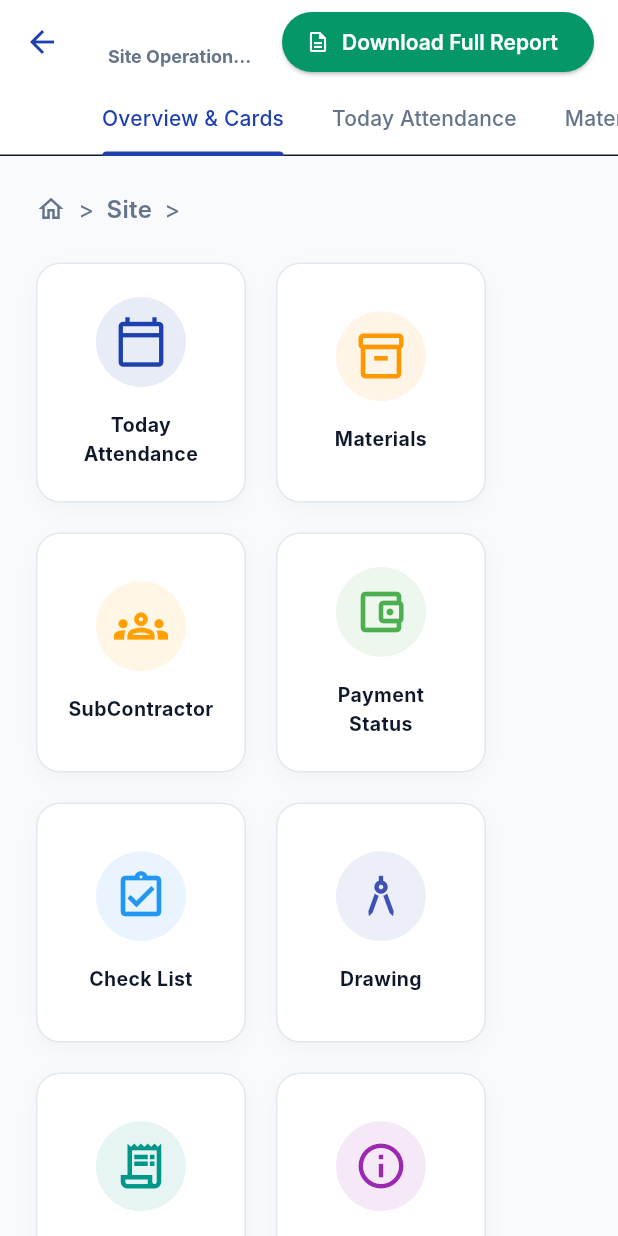
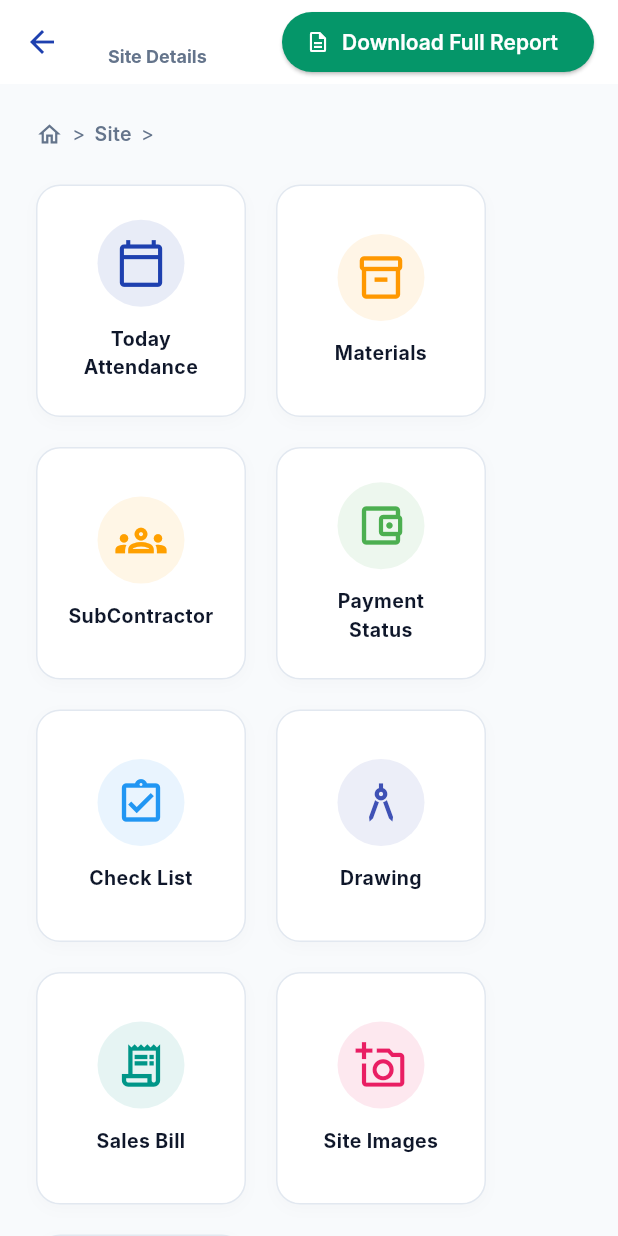
Before and after one commit to najibcode/ibuild, a Flutter app: the ProjectOperationsScreen screen opened directly with empty values, on a phone screen of 412 x 824 dp. Run offline on Flutter 3.47's test engine with Material 3 defaults, Android fonts, the phone set to English and light mode, and no system bars; our stand-ins replace cached_network_image, fl_chart, flutter_dotenv, flutter_riverpod, go_router, image_picker and 2 more; accounts and stored records are empty; Roboto replaces fonts that are missing (Inter).

Commit message:
refactor: replace TabBar navigation with state-based grid selection in ProjectOperationsScreen and integrate DailyProgressScreen

```diff
--- a/lib/features/projects/presentation/screens/project_detail_screen.dart
+++ b/lib/features/projects/presentation/screens/project_detail_screen.dart
@@ -32,7 +32,10 @@ class ProjectDetailScreen extends ConsumerWidget {
             body: const Center(child: Text('Project not found')),
           );
         }
-        return _ProjectDetailBody(project: project);
+        return ProjectOperationsScreen(
+          projectId: project.id,
+          projectName: project.name,
+        );
       },
       loading: () =>
           const Scaffold(body: Center(child: CircularProgressIndicator())),
--- a/lib/features/projects/presentation/screens/project_list_screen.dart
+++ b/lib/features/projects/presentation/screens/project_list_screen.dart
@@ -8,6 +8,7 @@ import '../../data/models/project_model.dart';
 import '../controllers/project_controller.dart';
 import 'project_detail_screen.dart';
 import 'project_form_screen.dart';
+import 'project_operations_screen.dart';
 
 class ProjectListScreen extends ConsumerWidget {
   const ProjectListScreen({super.key});
@@ -87,7 +88,10 @@ class ProjectListScreen extends ConsumerWidget {
                 project: project,
                 onTap: () => Navigator.of(context).push(
                   MaterialPageRoute(
-                    builder: (_) => ProjectDetailScreen(projectId: project.id),
+                    builder: (_) => ProjectOperationsScreen(
+                      projectId: project.id,
+                      projectName: project.name,
+                    ),
                   ),
                 ),
               ),
--- a/lib/features/projects/presentation/screens/project_operations_screen.dart
+++ b/lib/features/projects/presentation/screens/project_operations_screen.dart
@@ -18,6 +18,7 @@ import '../../../inventory/presentation/controllers/inventory_controller.dart';
 import '../../../attendance/domain/repositories/attendance_repository.dart';
 import '../../../attendance/presentation/controllers/attendance_controller.dart';
 import '../../../attendance/data/models/attendance_model.dart';
+import '../../../daily_progress/presentation/screens/daily_progress_screen.dart';
 import '../../data/models/project_model.dart';
 import '../controllers/project_controller.dart';
 
@@ -71,40 +72,36 @@ class ProjectOperationsScreen extends ConsumerStatefulWidget {
   ConsumerState<ProjectOperationsScreen> createState() => _ProjectOperationsScreenState();
 }
 
-class _ProjectOperationsScreenState extends ConsumerState<ProjectOperationsScreen> with SingleTickerProviderStateMixin {
-  late TabController _tabController;
+class _ProjectOperationsScreenState extends ConsumerState<ProjectOperationsScreen> {
+  int _activeSection = 0; // 0 = Overview Grid, 1 = Attendance, 2 = Materials, 3 = SubContractor, 4 = Payments, 5 = Checklist, 6 = Drawings, 7 = Sales Bills, 8 = Site Images, 9 = About Site
 
-  final List<String> _tabs = [
-    'Overview & Cards',
-    'Today Attendance',
-    'Materials',
-    'SubContractor',
-    'Payment Status',
-    'Check List',
-    'Drawing',
-    'Sales Bill',
-    'About Site',
-  ];
+  final Map<int, String> _sectionTitles = {
+    0: 'Site Details',
+    1: 'Today Attendance',
+    2: 'Materials Inventory',
+    3: 'Subcontractor / Trade Partners',
+    4: 'Payment Ledger Status',
+    5: 'Checklist Inspection',
+    6: 'Site Drawings & Blueprints',
+    7: 'Sales Bills & Client Invoices',
+    8: 'Site Progress Images',
+    9: 'About Site Specifications',
+  };
 
-  @override
-  void initState() {
-    super.initState();
-    _tabController = TabController(length: _tabs.length, vsync: this);
+  void _openSection(int section) {
+    setState(() {
+      _activeSection = section;
+    });
   }
 
-  @override
-  void dispose() {
-    _tabController.dispose();
-    super.dispose();
-  }
-
-  void _openTab(int index) {
-    _tabController.animateTo(index);
+  void _returnToGrid() {
+    setState(() {
+      _activeSection = 0;
+    });
   }
 
   @override
   Widget build(BuildContext context) {
-    final primaryCol = AppColors.primaryColor(context);
     final mutedText = AppColors.mutedText(context);
 
     return Scaffold(
@@ -114,7 +111,7 @@ class _ProjectOperationsScreenState extends ConsumerState<ProjectOperationsScree
           crossAxisAlignment: CrossAxisAlignment.start,
           children: [
             Text(widget.projectName, style: TextStyle(fontSize: 16, fontWeight: FontWeight.bold, color: AppColors.text(context))),
-            Text('Site Operations Hub', style: TextStyle(fontSize: 12, color: mutedText)),
+            Text(_sectionTitles[_activeSection] ?? 'Site Operations', style: TextStyle(fontSize: 12, color: mutedText)),
           ],
         ),
         actions: [
@@ -133,33 +130,68 @@ class _ProjectOperationsScreenState extends ConsumerState<ProjectOperationsScree
             ),
           ),
         ],
-        bottom: TabBar(
-          controller: _tabController,
-          isScrollable: true,
-          labelColor: primaryCol,
-          unselectedLabelColor: mutedText,
-          indicatorColor: primaryCol,
-          tabs: _tabs.map((t) => Tab(text: t)).toList(),
-        ),
       ),
-      body: TabBarView(
-        controller: _tabController,
+      body: Column(
         children: [
-          _buildOverviewGridTab(),
-          _buildAttendanceTab(),
-          _buildMaterialsTab(),
-          _buildSubcontractorsTab(),
-          _buildPaymentsTab(),
-          _buildChecklistTab(),
-          _buildDrawingsTab(),
-          _buildSalesBillsTab(),
-          _buildAboutSiteTab(),
+          // If viewing a sub-section (not the main Grid), show a clean Back to Site Operations bar
+          if (_activeSection != 0)
+            Container(
+              width: double.infinity,
+              padding: const EdgeInsets.symmetric(horizontal: 16, vertical: 10),
+              color: AppColors.cardBg(context),
+              child: Row(
+                children: [
+                  OutlinedButton.icon(
+                    onPressed: _returnToGrid,
+                    icon: const Icon(Icons.arrow_back, size: 16),
+                    label: const Text('Back to Site Operations Grid'),
+                    style: OutlinedButton.styleFrom(
+                      foregroundColor: AppColors.primaryColor(context),
+                    ),
+                  ),
+                  const SizedBox(width: 16),
+                  Text(
+                    _sectionTitles[_activeSection] ?? '',
+                    style: TextStyle(fontWeight: FontWeight.bold, fontSize: 14, color: AppColors.text(context)),
+                  ),
+                ],
+              ),
+            ),
+
+          Expanded(child: _buildActiveContent()),
         ],
       ),
     );
   }
 
-  // 0. Overview Grid (Pojo Infra360 Reference Image Inspired Grid)
+  Widget _buildActiveContent() {
+    switch (_activeSection) {
+      case 0:
+        return _buildOverviewGridTab();
+      case 1:
+        return _buildAttendanceTab();
+      case 2:
+        return _buildMaterialsTab();
+      case 3:
+        return _buildSubcontractorsTab();
+      case 4:
+        return _buildPaymentsTab();
+      case 5:
+        return _buildChecklistTab();
+      case 6:
+        return _buildDrawingsTab();
+      case 7:
+        return _buildSalesBillsTab();
+      case 8:
+        return DailyProgressScreen(projectId: widget.projectId, projectName: widget.projectName);
+      case 9:
+        return _buildAboutSiteTab();
+      default:
+        return _buildOverviewGridTab();
+    }
+  }
+
+  // 0. Overview Grid (Pure Icon Cards Navigation View - No Top TabBar)
   Widget _buildOverviewGridTab() {
     final projectAsync = ref.watch(projectDetailByIdProvider(widget.projectId));
 
@@ -168,75 +200,64 @@ class _ProjectOperationsScreenState extends ConsumerState<ProjectOperationsScree
       child: Column(
         crossAxisAlignment: CrossAxisAlignment.start,
         children: [
-          // Breadcrumb & Title Header
+          // Breadcrumb Header
           Row(
-            mainAxisAlignment: MainAxisAlignment.spaceBetween,
             children: [
-              Row(
-                children: [
-                  Icon(Icons.home_outlined, size: 20, color: AppColors.mutedText(context)),
-                  const SizedBox(width: 8),
-                  Text('>', style: TextStyle(color: AppColors.mutedText(context))),
-                  const SizedBox(width: 8),
-                  Text('Site', style: TextStyle(color: AppColors.mutedText(context), fontWeight: FontWeight.w600)),
-                  const SizedBox(width: 8),
-                  Text('>', style: TextStyle(color: AppColors.mutedText(context))),
-                  const SizedBox(width: 8),
-                  Text(widget.projectName, style: TextStyle(color: AppColors.primaryColor(context), fontWeight: FontWeight.bold)),
-                ],
-              ),
+              Icon(Icons.home_outlined, size: 18, color: AppColors.mutedText(context)),
+              const SizedBox(width: 6),
+              Text('>', style: TextStyle(color: AppColors.mutedText(context), fontSize: 13)),
+              const SizedBox(width: 6),
+              Text('Site', style: TextStyle(color: AppColors.mutedText(context), fontWeight: FontWeight.w600, fontSize: 13)),
+              const SizedBox(width: 6),
+              Text('>', style: TextStyle(color: AppColors.mutedText(context), fontSize: 13)),
+              const SizedBox(width: 6),
+              Text(widget.projectName, style: TextStyle(color: AppColors.primaryColor(context), fontWeight: FontWeight.bold, fontSize: 13)),
             ],
           ),
           const SizedBox(height: 24),
 
-          // Operational Cards Grid (Ref: Reference Image Grid)
+          // Pure Visual Operation Cards Grid (Ref: Reference Image Grid)
           Wrap(
             spacing: 20,
             runSpacing: 20,
             children: [
-              _buildRefCard('Today\nAttendance', Icons.calendar_today_outlined, AppColors.primary, () => _openTab(1)),
-              _buildRefCard('Materials', Icons.inventory_2_outlined, Colors.orange, () => _openTab(2)),
-              _buildRefCard('SubContractor', Icons.groups_outlined, Colors.amber.shade700, () => _openTab(3)),
-              _buildRefCard('Payment\nStatus', Icons.account_balance_wallet_outlined, Colors.green, () => _openTab(4)),
-              _buildRefCard('Check List', Icons.assignment_turned_in_outlined, Colors.blue, () => _openTab(5)),
-              _buildRefCard('Drawing', Icons.architecture_outlined, Colors.indigo, () => _openTab(6)),
-              _buildRefCard('Sales Bill', Icons.receipt_long_outlined, Colors.teal, () => _openTab(7)),
-              _buildRefCard('About Site', Icons.info_outline, Colors.purple, () => _openTab(8)),
+              _buildRefCard('Today\nAttendance', Icons.calendar_today_outlined, AppColors.primary, () => _openSection(1)),
+              _buildRefCard('Materials', Icons.inventory_2_outlined, Colors.orange, () => _openSection(2)),
+              _buildRefCard('SubContractor', Icons.groups_outlined, Colors.amber.shade700, () => _openSection(3)),
+              _buildRefCard('Payment\nStatus', Icons.account_balance_wallet_outlined, Colors.green, () => _openSection(4)),
+              _buildRefCard('Check List', Icons.assignment_turned_in_outlined, Colors.blue, () => _openSection(5)),
+              _buildRefCard('Drawing', Icons.architecture_outlined, Colors.indigo, () => _openSection(6)),
+              _buildRefCard('Sales Bill', Icons.receipt_long_outlined, Colors.teal, () => _openSection(7)),
+              _buildRefCard('Site Images', Icons.add_a_photo_outlined, Colors.pink, () => _openSection(8)),
+              _buildRefCard('About Site', Icons.info_outline, Colors.purple, () => _openSection(9)),
             ],
           ),
 
           const SizedBox(height: 32),
 
-          // Site Summary Card
+          // Compact Site Summary Bar
           projectAsync.when(
             data: (p) {
               if (p == null) return const SizedBox.shrink();
               return Container(
-                padding: const EdgeInsets.all(20),
+                padding: const EdgeInsets.symmetric(horizontal: 20, vertical: 16),
                 decoration: BoxDecoration(
                   color: AppColors.cardBg(context),
-                  borderRadius: BorderRadius.circular(16),
+                  borderRadius: BorderRadius.circular(12),
                   border: Border.all(color: AppColors.border(context)),
                 ),
-                child: Column(
-                  crossAxisAlignment: CrossAxisAlignment.start,
+                child: Row(
+                  mainAxisAlignment: MainAxisAlignment.spaceBetween,
                   children: [
-                    Text('Site Overview: ${p.name}', style: TextStyle(fontSize: 18, fontWeight: FontWeight.bold, color: AppColors.text(context))),
-                    const SizedBox(height: 12),
-                    Row(
-                      mainAxisAlignment: MainAxisAlignment.spaceBetween,
-                      children: [
-                        _metricCol('Budget', '₹${p.budget.toInt()}'),
-                        _metricCol('Spent', '₹${p.spent.toInt()}'),
-                        _metricCol('Address', (p.address != null && p.address!.isNotEmpty) ? p.address! : 'N/A'),
-                        _metricCol('Customer', p.customerName ?? 'Direct'),
-                      ],
-                    ),
+                    _metricCol('Budget', '₹${p.budget.toInt()}'),
+                    _metricCol('Spent', '₹${p.spent.toInt()}'),
+                    _metricCol('Customer', p.customerName ?? 'Direct Client'),
+                    _metricCol('Status', p.status.toUpperCase()),
                   ],
                 ),
               );
             },
-            loading: () => const CircularProgressIndicator(),
+            loading: () => const SizedBox.shrink(),
             error: (e, s) => const SizedBox.shrink(),
           ),
         ],
@@ -250,7 +271,7 @@ class _ProjectOperationsScreenState extends ConsumerState<ProjectOperationsScree
       borderRadius: BorderRadius.circular(16),
       child: Container(
         width: 140,
-        height: 160,
+        height: 155,
         padding: const EdgeInsets.all(16),
         decoration: BoxDecoration(
           color: AppColors.cardBg(context),
@@ -258,9 +279,9 @@ class _ProjectOperationsScreenState extends ConsumerState<ProjectOperationsScree
           border: Border.all(color: AppColors.border(context)),
           boxShadow: [
             BoxShadow(
-              color: Colors.black.withValues(alpha: 0.03),
-              blurRadius: 10,
-              offset: const Offset(0, 4),
+              color: Colors.black.withValues(alpha: 0.02),
+              blurRadius: 8,
+              offset: const Offset(0, 3),
             ),
           ],
         ),
@@ -273,9 +294,9 @@ class _ProjectOperationsScreenState extends ConsumerState<ProjectOperationsScree
                 color: iconColor.withValues(alpha: 0.1),
                 shape: BoxShape.circle,
               ),
-              child: Icon(icon, size: 36, color: iconColor),
+              child: Icon(icon, size: 34, color: iconColor),
             ),
-            const SizedBox(height: 16),
+            const SizedBox(height: 12),
             Text(
               title,
               textAlign: TextAlign.center,
@@ -297,7 +318,7 @@ class _ProjectOperationsScreenState extends ConsumerState<ProjectOperationsScree
       children: [
         Text(label, style: TextStyle(fontSize: 11, color: AppColors.mutedText(context))),
         const SizedBox(height: 2),
-        Text(value, style: TextStyle(fontSize: 15, fontWeight: FontWeight.bold, color: AppColors.text(context))),
+        Text(value, style: TextStyle(fontSize: 14, fontWeight: FontWeight.bold, color: AppColors.text(context))),
       ],
     );
   }
@@ -669,8 +690,8 @@ class _ProjectOperationsScreenState extends ConsumerState<ProjectOperationsScree
                 const Divider(height: 24),
                 Text('Site Engineering Metrics', style: TextStyle(fontSize: 16, fontWeight: FontWeight.bold, color: AppColors.text(context))),
                 const SizedBox(height: 8),
-                _infoTile('Built-Up Area', p.builtUpArea != null ? '${p.builtUpArea} sqft' : 'N/A'),
-                _infoTile('Flat Area', p.flatArea != null ? '${p.flatArea} sqft' : 'N/A'),
+                _infoTile('Built-Up Area', p.builtUpArea > 0 ? '${p.builtUpArea.toInt()} sqft' : 'N/A'),
+                _infoTile('Flat Area', p.flatArea > 0 ? '${p.flatArea.toInt()} sqft' : 'N/A'),
                 _infoTile('Project Duration', p.duration != null ? '${p.duration} Months' : 'N/A'),
                 _infoTile('Assigned Supervisor', p.supervisorId ?? 'Unassigned'),
                 _infoTile('Total Budget Amount', '₹${p.budget.toInt()}'),
```
